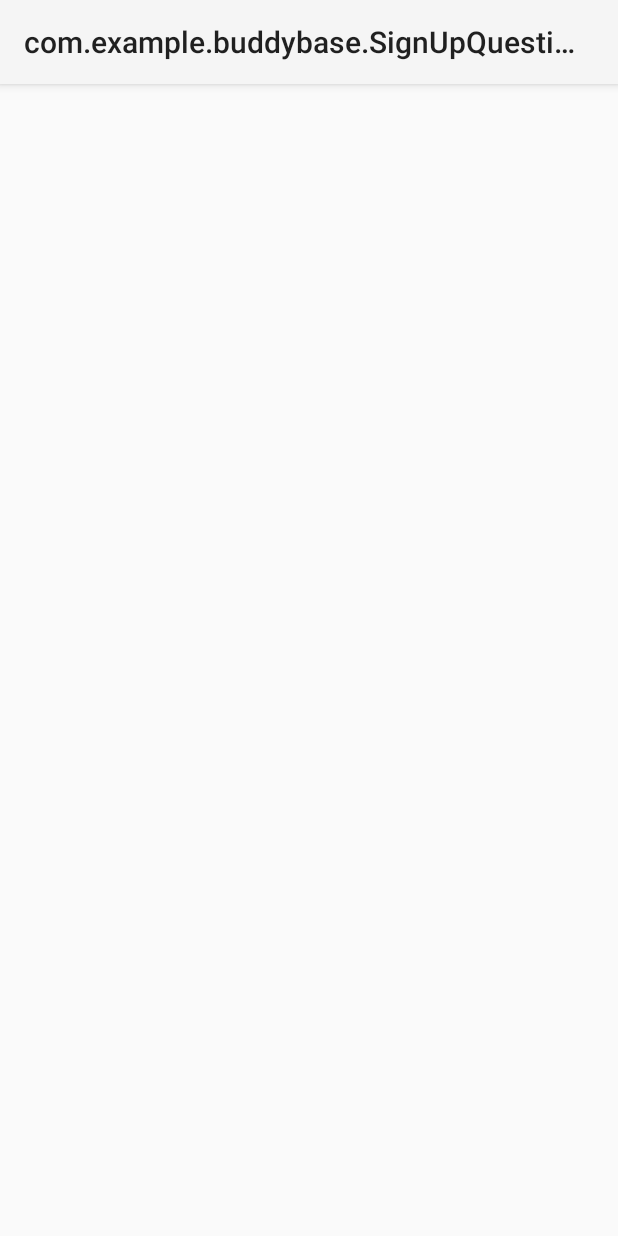
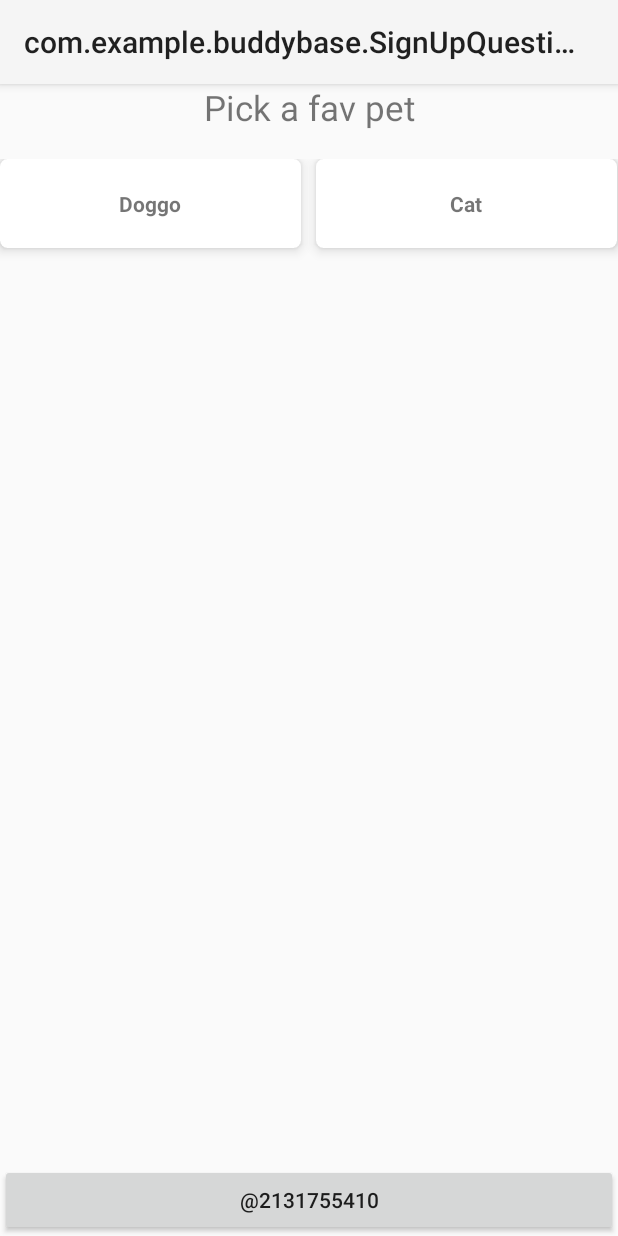
Before and after one commit to AmandaJisoo/BuddyBase, an Android app: the screen it shows after launch (SignUpQuestionsActivity), on a phone screen of 412 x 824 dp. Run offline under Robolectric (Android 15) with nearby library versions, the phone set to English and light mode, and no system bars.

Commit message:
grid display first question successful

```diff
--- a/app/src/main/java/com/example/buddybase/ColorBaseAdapter.kt
+++ b/app/src/main/java/com/example/buddybase/ColorBaseAdapter.kt
@@ -1,8 +1,11 @@
 package com.example.buddybase
 
+import android.annotation.SuppressLint
 import android.app.Activity
 import android.content.Context
 import android.graphics.Color
+import android.graphics.drawable.ColorDrawable
+import android.util.Log
 import android.view.LayoutInflater
 import android.view.View
 import android.view.ViewGroup
@@ -10,25 +13,38 @@ import android.widget.BaseAdapter
 import android.widget.TextView
 import android.widget.Toast
 import androidx.cardview.widget.CardView
+import androidx.core.content.ContextCompat
+
+var currentQuestionIndex: Number = 0
+
 
 class ColorBaseAdapter : BaseAdapter(){
     private val list = colors()
 
+
+//    private val question = questions()
+    private val choices = choicesPerQuestion()
+    private val firstQChoices = firstQChoices()
+    var curQuestion = firstQChoices
+
+    val choiceOptionIndex = 0
+
+    @SuppressLint("ViewHolder")
     override fun getView(position:Int, convertView: View?, parent: ViewGroup?):View{
+
         // Inflate the custom view
         val inflater = parent?.context?.
         getSystemService(Context.LAYOUT_INFLATER_SERVICE) as LayoutInflater
         val view = inflater.inflate(R.layout.activity_first_question,null)
 
         // Get the custom view widgets reference
-        val tv = view.findViewById<TextView>(R.id.tv_name)
+        val tvName = view.findViewById<TextView>(R.id.tvName)
         val card = view.findViewById<CardView>(R.id.card_view)
 
+
         // Display color name on text view
-        tv.text = list[position].first
-
-        // Set background color for card view
-        card.setCardBackgroundColor(list[position].second)
+        tvName.text = curQuestion[position]
+        Log.i("position", position.toString())
 
         // Set a click listener for card view
         card.setOnClickListener{
@@ -39,31 +55,26 @@ class ColorBaseAdapter : BaseAdapter(){
             // Get the activity reference from parent
             val activity  = parent.context as Activity
 
-            // Get the activity root view
-            val viewGroup = activity.findViewById<ViewGroup>(android.R.id.content)
-                .getChildAt(0)
 
-            // Change the root layout background color
-            viewGroup.setBackgroundColor(list[position].second)
+
         }
-
         // Finally, return the view
         return view
     }
 
 
 
-    /*
-        **** reference source developer.android.com ***
+//
+//Doesn't work
+//            Log.i("color1", card.background.toString())
+//            if (!card.background.equals(Color.parseColor("#40fd779"))) {
+//                card.setBackgroundColor(Color.parseColor("#3B5998"))
+//                Log.i("inside", card.background.toString())
+//            } else {
+//                card.setBackgroundColor(Color.parseColor("#FFFFFF"))
+//            }
 
-        Object getItem (int position)
-            Get the data item associated with the specified position in the data set.
 
-        Parameters
-            position int : Position of the item whose data we want within the adapter's data set.
-        Returns
-            Object : The data at the specified position.
-    */
     override fun getItem(position: Int): Any? {
         return list[position]
     }
@@ -76,10 +87,19 @@ class ColorBaseAdapter : BaseAdapter(){
 
     // Count the items
     override fun getCount(): Int {
-        return list.size
+        return curQuestion.size
     }
 
 
+    fun updateQuestionOptions(curIndex: Number) {
+        when(curIndex) {
+            0 -> curQuestion = firstQChoices()
+            1 -> curQuestion = secondQChoices()
+            2 -> curQuestion = thirdQChoices()
+            3 -> curQuestion = fourthQChoices()
+        }
+
+    }
 
 
     // Custom method to generate list of color name value pair
@@ -103,4 +123,44 @@ class ColorBaseAdapter : BaseAdapter(){
             Pair("PALEVIOLETRED",Color.parseColor("#DB7093"))
         )
     }
+
+    private fun questions():List<String>{
+        return listOf(
+            "Pick a fav pet",
+            "Pick a fav genre of music",
+            "Pick a fav genre of movie",
+            "Pick your personality",
+            "Pick a fav friend personality"
+        )
+    }
+
+    private fun firstQChoices():List<String> {
+        return listOf("Doggo", "Cat")
+    }
+
+    private fun secondQChoices():List<String> {
+        return listOf(
+            "Hip-Hop", "Rock", "Jazz", "Classical", "Pop", "K-pop")
+    }
+
+    private fun thirdQChoices():List<String> {
+        return listOf("Horror", "Romance", "Action", "Documentary", "Comedy")
+    }
+
+    private fun fourthQChoices():List<String> {
+        return listOf("Very Introverted", "introverted", "extroverted")
+    }
+
+
+
+    private fun choicesPerQuestion():Map<Number, List<String>>{
+        val optionsList: Map<Number, List<String>> = mutableMapOf()
+        optionsList.plus(0 to listOf("Doggo", "Cat"))
+        optionsList.plus(1 to listOf("Hip-Hop", "Rock", "Jazz", "Classical", "Pop", "K-pop"))
+        optionsList.plus(2 to listOf("Horror", "Romance", "Action", "Documentary", "Comedy"))
+        optionsList.plus(3 to listOf("Very Introverted", "introverted", "extroverted"))
+        optionsList.plus(4 to listOf("Savory", "Sweet"))
+        optionsList.plus(5 to listOf("Calm", "Energetic", "Athletic", "Outgoing", "Reserve"))
+        return optionsList
+    }
 }
--- a/app/src/main/java/com/example/buddybase/SignUpQuestionsActivity.kt
+++ b/app/src/main/java/com/example/buddybase/SignUpQuestionsActivity.kt
@@ -1,34 +1,46 @@
 package com.example.buddybase
-
-import android.annotation.SuppressLint
 import android.os.Bundle
 import android.util.Log
 import android.widget.GridView
 import androidx.appcompat.app.AppCompatActivity
 import com.example.buddybase.databinding.ActivitySignupQuestionsBinding
 
-//TODO: fix this later
-@SuppressLint("StaticFieldLeak")
-private lateinit var binding: ActivitySignupQuestionsBinding
 
-class SignUpQuestionsActivity : AppCompatActivity(){
+
+class SignUpQuestionsActivity : AppCompatActivity() {
+
+
+    private lateinit var binding: ActivitySignupQuestionsBinding
+    private lateinit var questons: List<String>
+
     override fun onCreate(savedInstanceState: Bundle?) {
         super.onCreate(savedInstanceState)
-        setContentView(R.layout.activity_signup_questions)
 
-        binding = ActivitySignupQuestionsBinding.inflate(layoutInflater)
+        this.binding = ActivitySignupQuestionsBinding.inflate(layoutInflater).apply { setContentView(root) }
         val adapter = ColorBaseAdapter()
-
+        questons = questions()
         // Set the grid view adapter
         binding.gridView.adapter = adapter
-
         // Configure the grid view
         binding.gridView.numColumns = 2
         binding.gridView.horizontalSpacing = 15
         binding.gridView.verticalSpacing = 15
         binding.gridView.stretchMode = GridView.STRETCH_COLUMN_WIDTH
+
+
+
+        binding.question.text = questons[currentQuestionIndex as Int]
         Log.i("AmandaSignUp", "SignUpQuestionsActivity")
 
     }
 
+    private fun questions():List<String>{
+        return listOf(
+            "Pick a fav pet",
+            "Pick a fav genre of music",
+            "Pick a fav genre of movie",
+            "Pick your personality",
+            "Pick a fav friend personality"
+        )
+    }
 }
--- /dev/null
+++ b/app/src/main/res/drawable/option_btn_toggle.xml
@@ -0,0 +1,5 @@
+<?xml version="1.0" encoding="utf-8"?>
+<selector xmlns:android="http://schemas.android.com/apk/res/android">
+    <item android:state_checked="false" android:drawable="@color/white"  />
+    <item android:state_checked="true" android:drawable="@color/FBColor"  />
+</selector>
--- a/app/src/main/res/layout/activity_first_question.xml
+++ b/app/src/main/res/layout/activity_first_question.xml
@@ -13,23 +13,21 @@
     android:layout_margin="5dp"
     >
 
+<!--  android:background="@drawable/option_btn_toggle"
+-->
     <LinearLayout
         android:layout_width="match_parent"
         android:layout_height="wrap_content"
-        android:orientation="vertical">
+        android:orientation="vertical"
+        >
 
         <TextView
-            android:id="@+id/tv_name"
+            android:id="@+id/tvName"
             android:layout_width="wrap_content"
             android:layout_height="wrap_content"
             android:layout_gravity="center"
             android:textStyle="bold" />
 
-<!--        <TextView-->
-<!--            android:layout_width="60dp"-->
-<!--            android:layout_height="60dp"-->
-<!--            android:text="hello-first-Q"-->
-<!--            android:visibility="visible" />-->
 
     </LinearLayout>
 </androidx.cardview.widget.CardView>
--- a/app/src/main/res/layout/activity_signup_questions.xml
+++ b/app/src/main/res/layout/activity_signup_questions.xml
@@ -1,25 +1,51 @@
 <?xml version="1.0" encoding="utf-8"?>
-<LinearLayout
+
+<androidx.constraintlayout.widget.ConstraintLayout
     xmlns:android="http://schemas.android.com/apk/res/android"
+    xmlns:app="http://schemas.android.com/apk/res-auto"
     xmlns:tools="http://schemas.android.com/tools"
-    xmlns:app="http://schemas.android.com/apk/res-auto"
-    android:id="@+id/root_layout"
     android:layout_width="match_parent"
     android:layout_height="match_parent"
-    android:orientation="vertical"
-    android:padding="16dp"
-    >
+    tools:context=".SignUpQuestionsActivity"
+    android:id="@+id/listOfSongs">
+
+    <TextView
+        android:id="@+id/question"
+        android:layout_width="fill_parent"
+        android:layout_height="wrap_content"
+        android:textSize="23sp"
+        android:visibility="visible"
+        android:gravity="center_horizontal"
+        tools:ignore="MissingConstraints" />
+
     <GridView
         android:id="@+id/gridView"
         android:layout_width="match_parent"
         android:layout_height="match_parent"
-    />
-    <TextView
-        android:layout_width="20dp"
-        android:layout_height="20dp"
-        android:text="hello"
-        android:textSize="60sp"
-        android:visibility="visible"/>
+
+        android:layout_marginTop="50dp" >
+    </GridView>
 
 
-</LinearLayout>
+    <androidx.constraintlayout.widget.ConstraintLayout
+        android:id="@+id/songContainer"
+        android:layout_width="0dp"
+        android:layout_height="wrap_content"
+        app:layout_constraintLeft_toLeftOf="parent"
+        app:layout_constraintRight_toRightOf="parent"
+        app:layout_constraintBottom_toBottomOf="parent" >
+
+
+        <Button
+            android:id="@+id/questionSubmitBtn"
+            android:layout_width="fill_parent"
+            android:layout_height="wrap_content"
+            app:layout_constraintBottom_toBottomOf="parent"
+            app:layout_constraintEnd_toEndOf="parent"
+            app:layout_constraintLeft_toLeftOf="parent"
+            app:layout_constraintRight_toRightOf="parent"
+            android:text="@string/submit" />
+
+    </androidx.constraintlayout.widget.ConstraintLayout>
+
+</androidx.constraintlayout.widget.ConstraintLayout>
--- a/app/src/main/res/values-night/colors.xml
+++ b/app/src/main/res/values-night/colors.xml
@@ -7,4 +7,5 @@
     <color name="teal_700">#FF018786</color>
     <color name="black">#FF000000</color>
     <color name="white">#FFFFFFFF</color>
+    <color name="FBColor">#3B5998</color>
 </resources>
--- a/app/src/main/res/values-night/strings.xml
+++ b/app/src/main/res/values-night/strings.xml
@@ -35,5 +35,5 @@
     <string name="confirm_password">Confirm Password</string>
     <string name="create_account">Create Account</string>
     <string name="or">OR</string>
-
+    <string name="submit">Submit</string>
 </resources>
```
